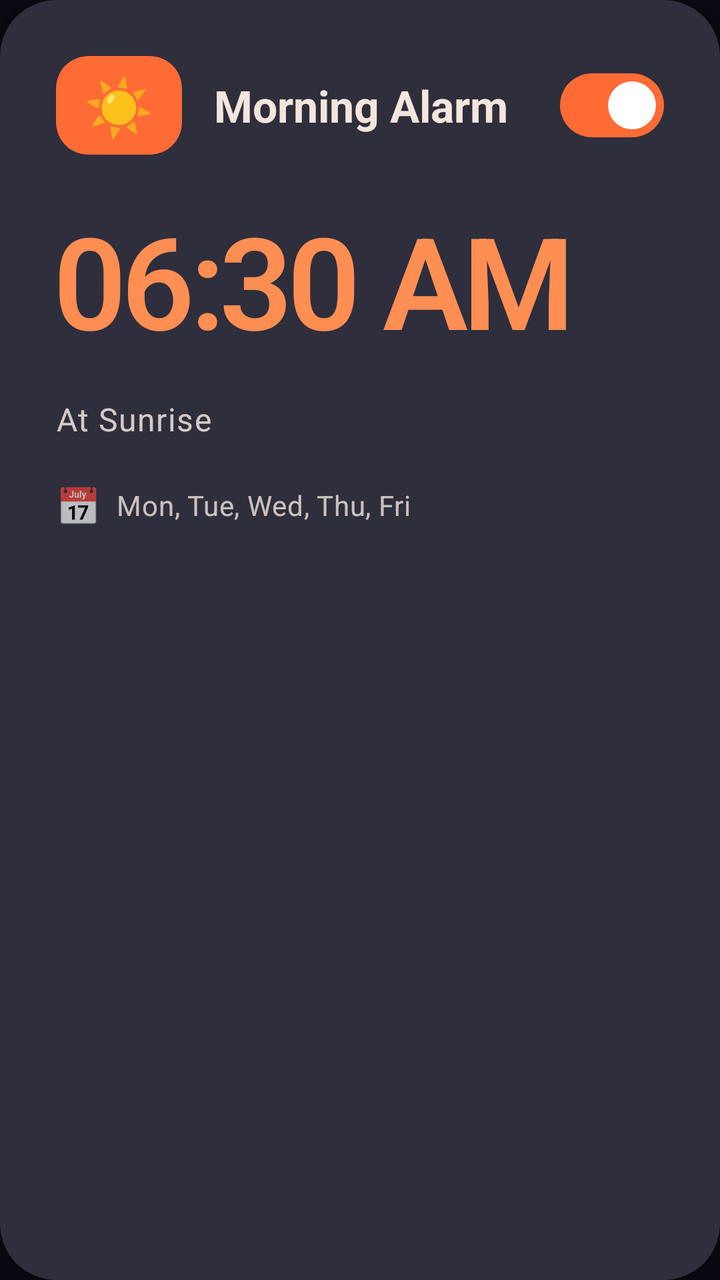
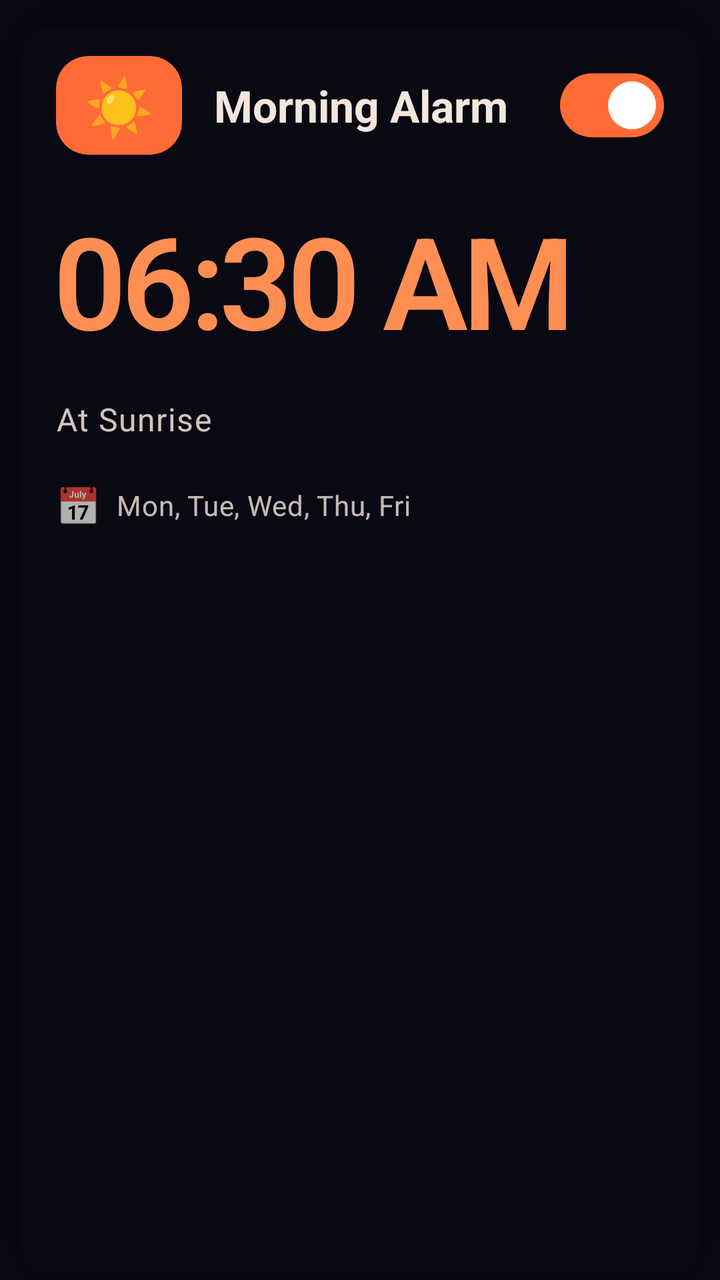

Two renders of the same Android screen: before a commit and after it. Below are the layout's source before the change and the commit's diff.
<!-- AndroidManifest.xml: application theme Theme.MyApplication -->
<!-- res/layout/alarm_item_improved.xml -->
<?xml version="1.0" encoding="utf-8"?>
<com.google.android.material.card.MaterialCardView
    xmlns:android="http://schemas.android.com/apk/res/android"
    xmlns:app="http://schemas.android.com/apk/res-auto"
    android:id="@+id/alarmCard"
    android:layout_width="match_parent"
    android:layout_height="wrap_content"
    android:layout_marginVertical="8dp"
    android:layout_marginHorizontal="16dp"
    app:cardBackgroundColor="@color/md_theme_dark_surfaceContainerHigh"
    app:cardCornerRadius="28dp"
    app:cardElevation="8dp"
    app:strokeWidth="0dp"
    android:clickable="true"
    android:focusable="true"
    app:rippleColor="@color/md_theme_dark_primary"
    android:stateListAnimator="@null">

    <LinearLayout
        android:layout_width="match_parent"
        android:layout_height="wrap_content"
        android:orientation="vertical"
        android:padding="28dp">

        
        <LinearLayout
            android:layout_width="match_parent"
            android:layout_height="wrap_content"
            android:orientation="horizontal"
            android:gravity="center_vertical"
            android:layout_marginBottom="20dp">

            <LinearLayout
                android:layout_width="0dp"
                android:layout_height="wrap_content"
                android:layout_weight="1"
                android:orientation="horizontal"
                android:gravity="center_vertical">

                
                <com.google.android.material.card.MaterialCardView
                    android:id="@+id/modeBadge"
                    android:layout_width="wrap_content"
                    android:layout_height="wrap_content"
                    android:layout_marginEnd="16dp"
                    app:cardBackgroundColor="@color/md_theme_dark_primaryContainer"
                    app:cardCornerRadius="16dp"
                    app:cardElevation="0dp"
                    app:strokeWidth="0dp">

                    <TextView
                        android:id="@+id/modeBadgeText"
                        android:layout_width="wrap_content"
                        android:layout_height="wrap_content"
                        android:text="☀️"
                        android:textSize="28sp"
                        android:paddingHorizontal="14dp"
                        android:paddingVertical="6dp"/>

                </com.google.android.material.card.MaterialCardView>

                
                <TextView
                    android:id="@+id/textViewAlarmLabel"
                    android:layout_width="0dp"
                    android:layout_height="wrap_content"
                    android:layout_weight="1"
                    android:text="Morning Alarm"
                    android:textColor="@color/md_theme_dark_onSurface"
                    android:textAppearance="@style/TextAppearance.Material3.TitleLarge"
                    android:textStyle="bold"
                    android:maxLines="1"
                    android:ellipsize="end"/>

            </LinearLayout>

            
            <com.google.android.material.materialswitch.MaterialSwitch
                android:id="@+id/switchAlarmEnabled"
                android:layout_width="wrap_content"
                android:layout_height="wrap_content"
                android:checked="true"
                app:thumbTint="@color/md_theme_dark_onPrimaryContainer"
                app:trackTint="@color/md_theme_dark_primaryContainer"/>

        </LinearLayout>

        
        <TextView
            android:id="@+id/tvAlarmTime"
            android:layout_width="wrap_content"
            android:layout_height="wrap_content"
            android:text="06:30 AM"
            android:textColor="@color/md_theme_dark_primary"
            android:textSize="64sp"
            android:textStyle="bold"
            android:fontFamily="sans-serif-light"
            android:letterSpacing="-0.04"
            android:layout_marginBottom="16dp"/>

        
        <TextView
            android:id="@+id/tvModeDescription"
            android:layout_width="wrap_content"
            android:layout_height="wrap_content"
            android:text="At Sunrise"
            android:textAppearance="@style/TextAppearance.Material3.BodyLarge"
            android:textColor="@color/md_theme_dark_onSurfaceVariant"
            android:alpha="0.85"
            android:layout_marginBottom="20dp"/>

        
        <LinearLayout
            android:id="@+id/repeatDaysRow"
            android:layout_width="match_parent"
            android:layout_height="wrap_content"
            android:orientation="horizontal"
            android:gravity="center_vertical">

            <TextView
                android:layout_width="wrap_content"
                android:layout_height="wrap_content"
                android:text="📅"
                android:textSize="18sp"
                android:layout_marginEnd="8dp"
                android:alpha="0.7"/>

            <TextView
                android:id="@+id/tvRepeatDays"
                android:layout_width="0dp"
                android:layout_height="wrap_content"
                android:layout_weight="1"
                android:text="Mon, Tue, Wed, Thu, Fri"
                android:textAppearance="@style/TextAppearance.Material3.BodyMedium"
                android:textColor="@color/md_theme_dark_onSurfaceVariant"
                android:alpha="0.8"/>

        </LinearLayout>

    </LinearLayout>

</com.google.android.material.card.MaterialCardView>
<!-- resources referenced by this layout -->
<resources>
  <color name="md_theme_dark_onPrimaryContainer">#FFFFFF</color>
  <color name="md_theme_dark_onSurface">#F5E6DC</color>
  <color name="md_theme_dark_onSurfaceVariant">#F5E6DC</color>
  <color name="md_theme_dark_primary">#FF8E53</color>
  <color name="md_theme_dark_primaryContainer">#FF6B35</color>
  <color name="md_theme_dark_surfaceContainerHigh">#2E2E3C</color>
  <style name="Theme.MyApplication" parent="Base.Theme.Rooster" />
  <color name="md_theme_dark_onPrimary">#FFFFFF</color>
  <color name="md_theme_dark_secondary">#FFB86C</color>
  <color name="md_theme_dark_onSecondary">#1C0F0A</color>
  <color name="md_theme_dark_secondaryContainer">#FF8E53</color>
  <color name="md_theme_dark_onSecondaryContainer">#FFFFFF</color>
  <color name="md_theme_dark_tertiary">#FFD89C</color>
  <color name="md_theme_dark_onTertiary">#1C0F0A</color>
  <color name="md_theme_dark_tertiaryContainer">#FFB86C</color>
  <color name="md_theme_dark_onTertiaryContainer">#1C0F0A</color>
  <color name="md_theme_dark_error">#FFB4AB</color>
  <color name="md_theme_dark_onError">#690005</color>
  <color name="md_theme_dark_errorContainer">#93000A</color>
  <color name="md_theme_dark_onErrorContainer">#FFDAD6</color>
  <color name="md_theme_dark_surface">#141420</color>
  <color name="md_theme_dark_surfaceVariant">#2A1F2E</color>
  <color name="md_theme_dark_background">#0A0A14</color>
  <color name="md_theme_dark_onBackground">#F5E6DC</color>
  <color name="md_theme_dark_outline">#8B6F5F</color>
  <color name="md_theme_dark_outlineVariant">#3D2F2A</color>
  <style name="ShapeAppearance.Rooster.SmallComponent" parent="ShapeAppearance.Material3.SmallComponent">
          <item name="cornerFamily">rounded</item>
          <item name="cornerSize">16dp</item>
      </style>
  <style name="ShapeAppearance.Rooster.MediumComponent" parent="ShapeAppearance.Material3.MediumComponent">
          <item name="cornerFamily">rounded</item>
          <item name="cornerSize">24dp</item>
      </style>
  <style name="ShapeAppearance.Rooster.LargeComponent" parent="ShapeAppearance.Material3.LargeComponent">
          <item name="cornerFamily">rounded</item>
          <item name="cornerSize">32dp</item>
      </style>
  <!-- unchanged entries left out for length: 1 -->
</resources>

<!-- the commit's change to res/layout/alarm_item_improved.xml (unified diff, before → after) -->
@@ -7,7 +7,8 @@
     android:layout_height="wrap_content"
     android:layout_marginVertical="8dp"
     android:layout_marginHorizontal="16dp"
-    app:cardBackgroundColor="@color/md_theme_dark_surfaceContainerHigh"
+    app:cardBackgroundColor="@android:color/transparent"
+    android:background="@drawable/card_background_elevated"
     app:cardCornerRadius="28dp"
     app:cardElevation="8dp"
     app:strokeWidth="0dp"
<!-- resource entries referenced after the edit -->
@@ -5,8 +5,52 @@
   <color name="md_theme_dark_onSurfaceVariant">#F5E6DC</color>
   <color name="md_theme_dark_primary">#FF8E53</color>
   <color name="md_theme_dark_primaryContainer">#FF6B35</color>
-  <color name="md_theme_dark_surfaceContainerHigh">#2E2E3C</color>
+  <!-- drawable card_background_elevated (drawable) -->
+  <?xml version="1.0" encoding="utf-8"?>
+  <layer-list xmlns:android="http://schemas.android.com/apk/res/android">
+      
+      <item>
+          <shape android:shape="rectangle">
+              <gradient
+                  android:angle="135"
+                  android:startColor="@color/shadow_dark"
+                  android:endColor="@color/shadow_medium"
+                  android:type="linear" />
+              <corners android:radius="32dp"/>
+          </shape>
+      </item>
+      
+      
+      <item
+          android:bottom="4dp"
+          android:right="4dp">
+          <shape android:shape="rectangle">
+              <gradient
+                  android:angle="135"
+                  android:startColor="@color/card_gradient_start"
+                  android:centerColor="@color/card_gradient_mid"
+                  android:endColor="@color/card_gradient_end"
+                  android:type="linear" />
+              <corners android:radius="32dp"/>
+          </shape>
+      </item>
+      
+      
+      <item>
+          <shape android:shape="rectangle">
+              <stroke
+                  android:width="1dp"
+                  android:color="@color/md_theme_dark_outlineVariant" />
+              <corners android:radius="32dp"/>
+          </shape>
+      </item>
+  </layer-list>
   <style name="Theme.MyApplication" parent="Base.Theme.Rooster" />
+  <color name="shadow_dark">#60000000</color>
+  <color name="shadow_medium">#40000000</color>
+  <color name="card_gradient_start">#1E1E2E</color>
+  <color name="card_gradient_mid">#242432</color>
+  <color name="card_gradient_end">#2A2A3A</color>
   <color name="md_theme_dark_onPrimary">#FFFFFF</color>
   <color name="md_theme_dark_secondary">#FFB86C</color>
   <color name="md_theme_dark_onSecondary">#1C0F0A</color>
